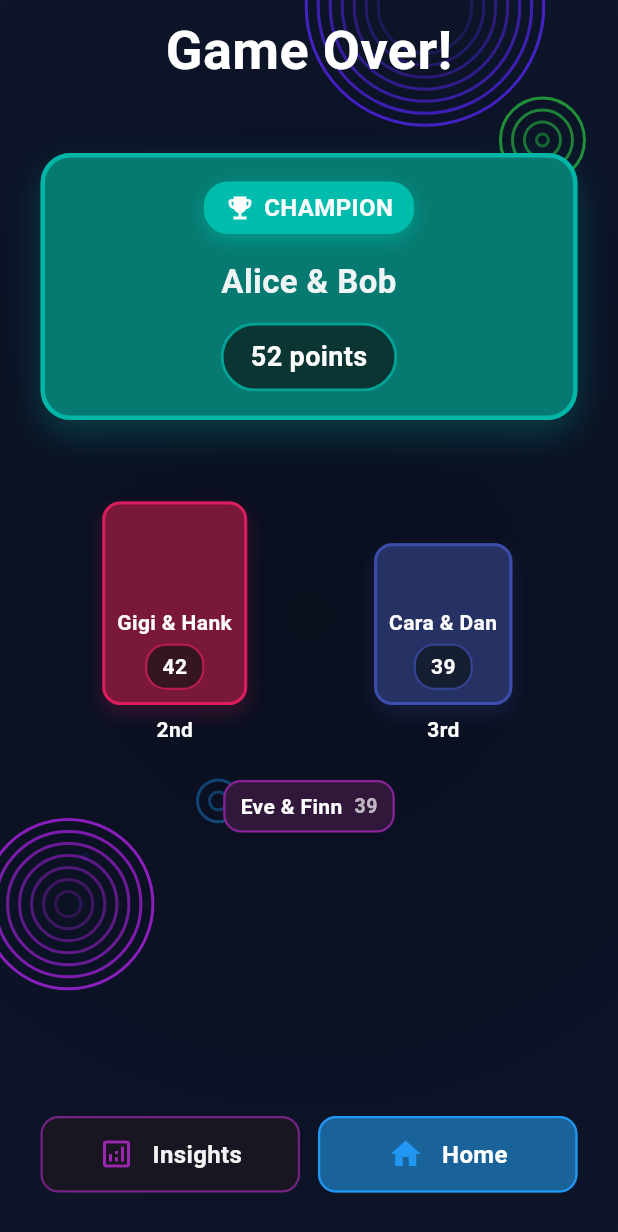
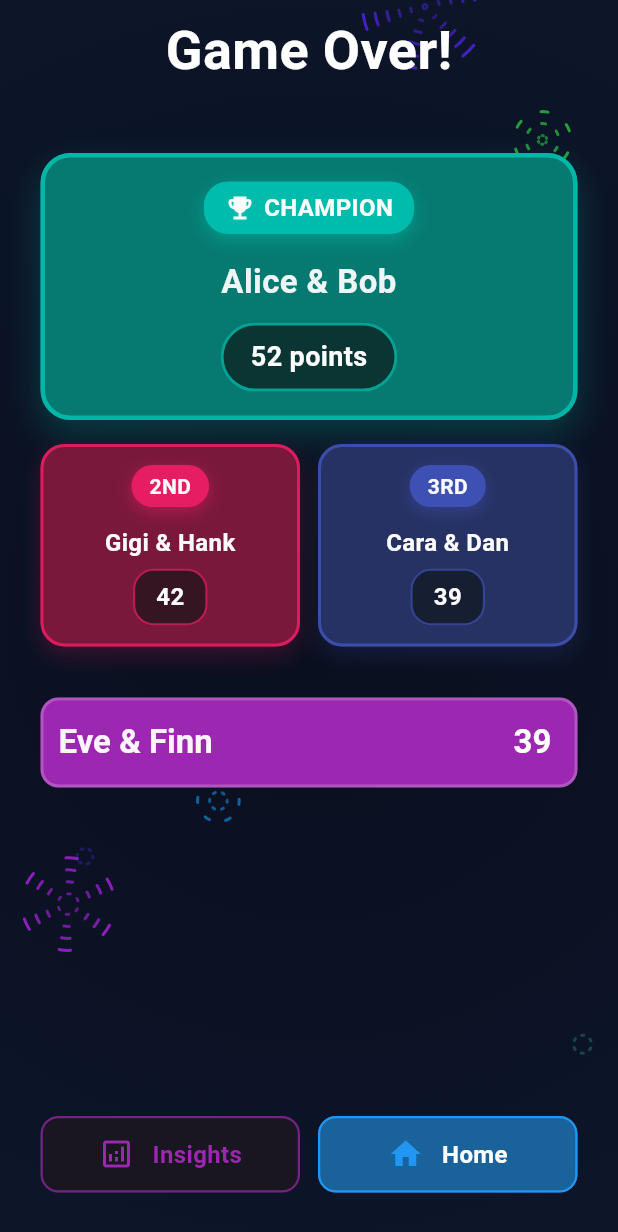
Before and after one commit to luqmaany/frequency, a Flutter app: the screen it shows after launch, after a tap on "Mock Big Game (Insights)", on a phone screen of 412 x 824 dp. Shown: the top 1232 px of the screen. Run offline on Flutter 3.47's test engine with Material 3 defaults, Android fonts, the phone set to English and light mode, and no system bars; our stand-ins replace audioplayers, cloud_firestore, firebase_core, flutter_card_swiper, flutter_riverpod, google_fonts and 2 more; accounts and stored records are empty; generated files the repository leaves out were written again.

Commit message:
Enhance GameOverScreen and PodiumDisplay with improved layout and scoring visibility
This commit updates the GameOverScreen to include a more dynamic podium display that showcases team rankings and scores, enhancing the end-game experience. It introduces new parameters for the CelebrationExplosionsBackground, adjusts the layout for better accessibility, and adds functionality to conditionally display additional team standings. The PodiumDisplay widget is also modified to allow toggling the visibility of lower-ranked teams, improving user engagement and visual feedback.

```diff
--- a/lib/screens/game_over_screen.dart
+++ b/lib/screens/game_over_screen.dart
@@ -51,13 +51,16 @@ class _GameOverScreenState extends ConsumerState<GameOverScreen> {
           children: [
             const Positioned.fill(
               child: CelebrationExplosionsBackground(
-                  burstsPerSecond: 5.0,
-                  strokeWidth: 2.0,
-                  baseOpacity: 0.12,
-                  highlightOpacity: 0.55,
-                  ringSpacing: 8.0,
-                  globalOpacity: 1.0,
-                  maxEndRadiusFactor: 0.40),
+                burstsPerSecond: 7.0,
+                strokeWidth: 2.0,
+                baseOpacity: 0.12,
+                highlightOpacity: 0.55,
+                ringSpacing: 8.0,
+                globalOpacity: 1.0,
+                totalSectors: 12,
+                removedSectors: 6,
+                gapAngleRadians: 0.8,
+              ),
             ),
             SafeArea(
               child: Column(
@@ -86,8 +89,87 @@ class _GameOverScreenState extends ConsumerState<GameOverScreen> {
                           PodiumDisplay(
                             teams: podiumTeams,
                             teamColors: teamColors,
+                            showOthers: false,
                           ),
-                          const SizedBox(height: 32),
+                          const SizedBox(height: 10),
+                          // Standings from 4th place onward styled like the scoreboard rows
+                          if (sortedTeamIndices.length > 3)
+                            Column(
+                              crossAxisAlignment: CrossAxisAlignment.stretch,
+                              children: List.generate(
+                                sortedTeamIndices.length - 3,
+                                (i) {
+                                  final teamIndex = sortedTeamIndices[i + 3];
+                                  final playerNames = gameState
+                                      .config.teams[teamIndex]
+                                      .join(' & ');
+                                  final totalScore =
+                                      gameState.teamScores[teamIndex];
+
+                                  final colorIndex =
+                                      gameState.config.teamColorIndices.length >
+                                              teamIndex
+                                          ? gameState.config
+                                              .teamColorIndices[teamIndex]
+                                          : teamIndex % teamColors.length;
+                                  final colorDef = teamColors[
+                                      colorIndex % teamColors.length];
+
+                                  final Color fillColor = colorDef.border;
+                                  final Color outlineColor =
+                                      colorDef.background.withOpacity(0.3);
+
+                                  return Container(
+                                    margin: const EdgeInsets.symmetric(
+                                        vertical: 8.0),
+                                    padding: const EdgeInsets.symmetric(
+                                        vertical: 10.0, horizontal: 10.0),
+                                    decoration: BoxDecoration(
+                                      color: fillColor,
+                                      borderRadius: BorderRadius.circular(12),
+                                      border: Border.all(
+                                        color: outlineColor,
+                                        width: 2,
+                                      ),
+                                    ),
+                                    child: Row(
+                                      children: [
+                                        Expanded(
+                                          child: Text(
+                                            playerNames,
+                                            style: Theme.of(context)
+                                                .textTheme
+                                                .titleLarge
+                                                ?.copyWith(
+                                                  fontSize: 22,
+                                                  fontWeight: FontWeight.bold,
+                                                  color: Colors.white
+                                                      .withOpacity(0.95),
+                                                ),
+                                          ),
+                                        ),
+                                        CircleAvatar(
+                                          backgroundColor:
+                                              colorDef.border.withOpacity(0.8),
+                                          radius: 18,
+                                          child: Text(
+                                            totalScore.toString(),
+                                            style: Theme.of(context)
+                                                .textTheme
+                                                .titleLarge
+                                                ?.copyWith(
+                                                  fontSize: 22,
+                                                  fontWeight: FontWeight.bold,
+                                                  color: Colors.white,
+                                                ),
+                                          ),
+                                        ),
+                                      ],
+                                    ),
+                                  );
+                                },
+                              ),
+                            ),
                         ],
                       ),
                     ),
--- a/lib/widgets/podium_display.dart
+++ b/lib/widgets/podium_display.dart
@@ -5,11 +5,13 @@ class PodiumDisplay extends StatefulWidget {
   final List<Map<String, dynamic>>
       teams; // [{name, score, isWinner, teamIndex}]
   final List<TeamColor> teamColors;
+  final bool showOthers;
 
   const PodiumDisplay({
     super.key,
     required this.teams,
     required this.teamColors,
+    this.showOthers = true,
   });
 
   @override
@@ -61,7 +63,7 @@ class _PodiumDisplayState extends State<PodiumDisplay>
               const SizedBox(height: 16),
               _buildPodiumBars(),
               const SizedBox(height: 16),
-              _buildOthersList(),
+              if (widget.showOthers) _buildOthersList(),
             ],
           ),
         );
@@ -168,69 +170,72 @@ class _PodiumDisplayState extends State<PodiumDisplay>
     if (widget.teams.isEmpty) return const SizedBox.shrink();
 
     // Champion is displayed as a banner; no bar needed
-    // final Map<String, dynamic>? first =
-    //     widget.teams.isNotEmpty ? widget.teams[0] : null;
     final Map<String, dynamic>? second =
         widget.teams.length > 1 ? widget.teams[1] : null;
     final Map<String, dynamic>? third =
         widget.teams.length > 2 ? widget.teams[2] : null;
 
-    // Heights relative to available space
-    // const double h1 = 1.0; // champion bar omitted
-    const double h2 = 0.78;
-    const double h3 = 0.62;
+    if (second == null && third == null) {
+      return const SizedBox.shrink();
+    }
 
-    return SizedBox(
-      height: 200,
-      child: Row(
-        crossAxisAlignment: CrossAxisAlignment.end,
+    return Row(
+      crossAxisAlignment: CrossAxisAlignment.start,
       children: [
-          if (second != null)
-            Expanded(
-                child: _buildPodiumBar(second, place: '2nd', heightFactor: h2)),
-          if (second != null && third != null) const SizedBox(width: 0),
-          if (third != null)
-            Expanded(
-                child: _buildPodiumBar(third, place: '3rd', heightFactor: h3)),
+        if (second != null) Expanded(child: _buildPlaceCard(second, '2nd')),
+        if (second != null && third != null) const SizedBox(width: 12),
+        if (third != null) Expanded(child: _buildPlaceCard(third, '3rd')),
       ],
-      ),
     );
   }
 
-  Widget _buildPodiumBar(Map<String, dynamic> team,
-      {required String place, required double heightFactor}) {
-    final teamIndex = team['teamIndex'] as int;
+  Widget _buildPlaceCard(Map<String, dynamic> team, String place) {
+    final int teamIndex = team['teamIndex'] as int;
     final color = widget.teamColors[teamIndex % widget.teamColors.length];
     final Color baseBg = Theme.of(context).colorScheme.background;
     final Color overlay = color.border.withOpacity(0.5);
-    final Color barBg = Color.alphaBlend(overlay, baseBg);
+    final Color cardBg = Color.alphaBlend(overlay, baseBg);
 
-    return Column(
-      crossAxisAlignment: CrossAxisAlignment.center,
-      children: [
-        Expanded(
-          child: Align(
-            alignment: Alignment.bottomCenter,
-            child: FractionallySizedBox(
-              heightFactor: heightFactor,
-              child: Container(
+    return Container(
+      padding: const EdgeInsets.all(12),
       decoration: BoxDecoration(
-                  color: barBg,
-                  borderRadius: BorderRadius.circular(12),
-                  border: Border.all(
-                      color: color.border.withOpacity(0.9), width: 2),
+        color: cardBg,
+        borderRadius: BorderRadius.circular(16),
+        border: Border.all(color: color.border.withOpacity(0.9), width: 2),
         boxShadow: [
           BoxShadow(
             color: color.border.withOpacity(0.2),
-                      blurRadius: 10,
+            blurRadius: 12,
             offset: const Offset(0, 6),
           ),
         ],
       ),
-                padding: const EdgeInsets.symmetric(horizontal: 8, vertical: 8),
       child: Column(
-                  mainAxisAlignment: MainAxisAlignment.end,
+        mainAxisSize: MainAxisSize.min,
         children: [
+          Container(
+            padding: const EdgeInsets.symmetric(horizontal: 12, vertical: 4),
+            decoration: BoxDecoration(
+              color: color.border,
+              borderRadius: BorderRadius.circular(14),
+              boxShadow: [
+                BoxShadow(
+                  color: color.border.withOpacity(0.5),
+                  blurRadius: 8,
+                  offset: const Offset(0, 3),
+                ),
+              ],
+            ),
+            child: Text(
+              place.toUpperCase(),
+              style: const TextStyle(
+                fontSize: 14,
+                fontWeight: FontWeight.bold,
+                color: Colors.white,
+              ),
+            ),
+          ),
+          const SizedBox(height: 12),
           Text(
             team['name'] as String,
             textAlign: TextAlign.center,
@@ -238,25 +243,25 @@ class _PodiumDisplayState extends State<PodiumDisplay>
             overflow: TextOverflow.ellipsis,
             style: const TextStyle(
               color: Colors.white,
-                        fontSize: 14,
-                        fontWeight: FontWeight.w600,
+              fontSize: 16,
+              fontWeight: FontWeight.w700,
             ),
           ),
-                    const SizedBox(height: 4),
+          const SizedBox(height: 6),
           Container(
-                      padding: const EdgeInsets.symmetric(
-                          horizontal: 10, vertical: 4),
+            padding: const EdgeInsets.symmetric(horizontal: 14, vertical: 6),
             decoration: BoxDecoration(
-                        color: Color.alphaBlend(
-                            color.border.withOpacity(0.18), baseBg),
+              color: Color.alphaBlend(color.border.withOpacity(0.18), baseBg),
               borderRadius: BorderRadius.circular(14),
               border: Border.all(
-                            color: color.border.withOpacity(0.75), width: 1.5),
+                color: color.border.withOpacity(0.75),
+                width: 1.5,
+              ),
             ),
             child: Text(
               '${team['score']}',
               style: const TextStyle(
-                          fontSize: 14,
+                fontSize: 16,
                 fontWeight: FontWeight.bold,
                 color: Colors.white,
               ),
@@ -264,22 +269,6 @@ class _PodiumDisplayState extends State<PodiumDisplay>
           ),
         ],
       ),
-              ),
-            ),
-          ),
-        ),
-        if (place.isNotEmpty) ...[
-          const SizedBox(height: 6),
-          Text(
-            place,
-            style: const TextStyle(
-              fontSize: 14,
-              fontWeight: FontWeight.w700,
-              color: Colors.white,
-            ),
-          ),
-        ],
-      ],
     );
   }
 
--- a/lib/widgets/team_color_button.dart
+++ b/lib/widgets/team_color_button.dart
@@ -117,8 +117,10 @@ class _TeamColorButtonState extends ConsumerState<TeamColorButton> {
         ? widget.color.border.withOpacity(0.7)
         : widget.color.border.withOpacity(1));
     final Color text = enabled
-        ? (isOutline ? Colors.white.withOpacity(0.95) : Colors.white)
-        : Colors.white.withOpacity(0.1);
+        ? (isOutline ? widget.color.border : Colors.white)
+        : (isOutline
+            ? widget.color.border.withOpacity(0.3)
+            : Colors.white.withOpacity(0.1));
     final Color iconColor =
         enabled ? widget.color.border : widget.color.border.withOpacity(0.2);
 
```
Lines whose indentation alone changed are shown as unchanged.
